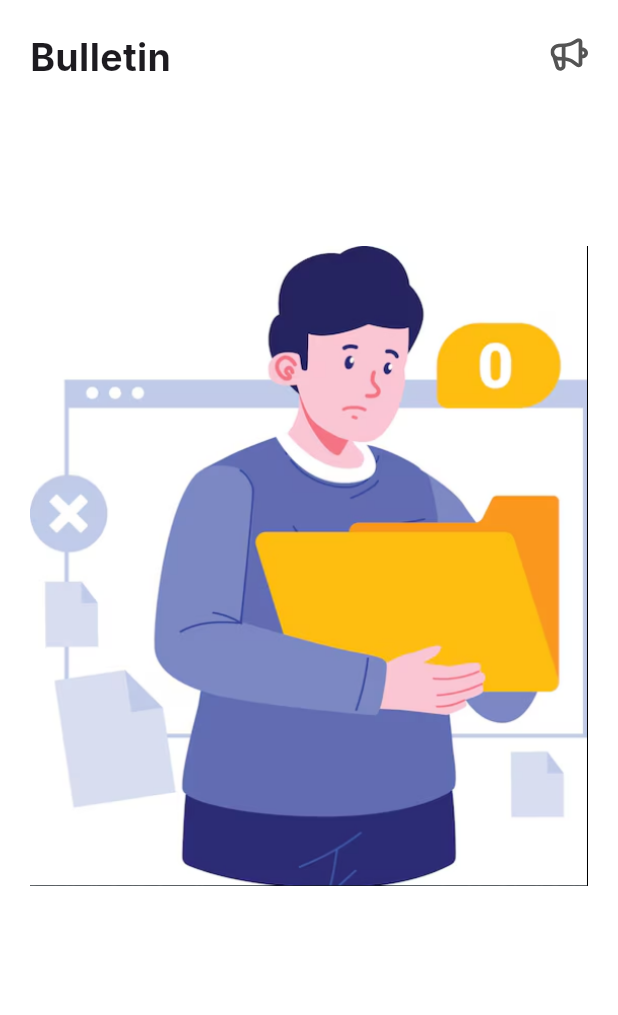
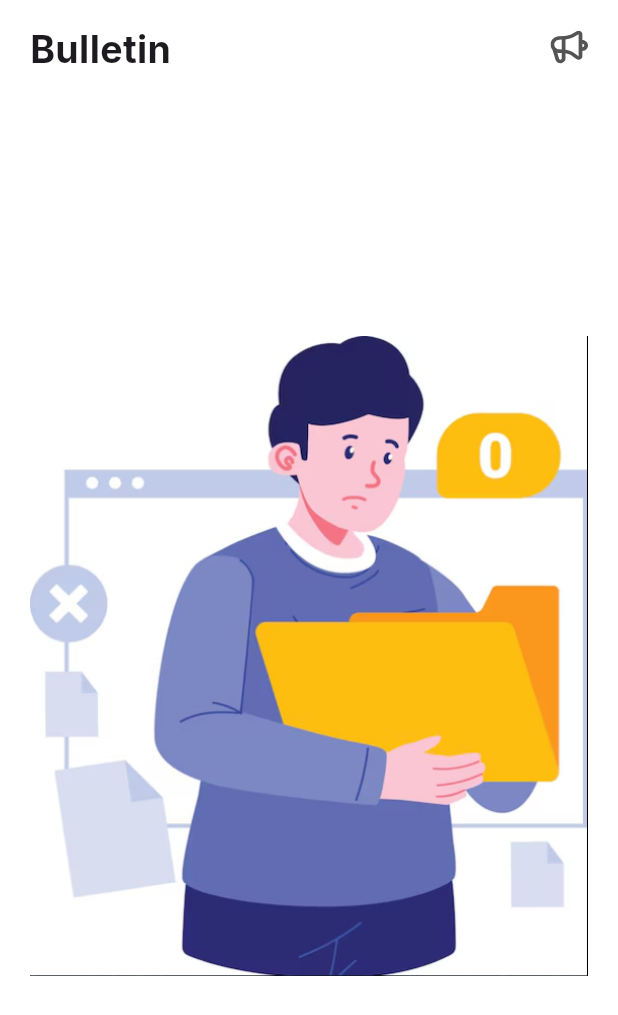
Before and after one commit to zack-04/Advocate-todo, a Flutter app: the BulletinPage screen opened directly, on a phone screen of 412 x 824 dp. Shown: the top 1015 px of the screen. Run offline on Flutter 3.47's test engine with Material 3 defaults, Android fonts, the phone set to English and light mode, and no system bars; our stand-ins replace device_info_plus, firebase_core, firebase_messaging, flutter_local_notifications, flutter_svg, google_fonts and 6 more; missing offline and left inert: audio_waveforms, drag_and_drop_lists, flutter_sound; accounts and stored records are empty; network calls fail.

```diff
--- a/lib/pages/bulletin_page.dart
+++ b/lib/pages/bulletin_page.dart
@@ -202,8 +202,8 @@ class _BulletinPageState extends State<BulletinPage> {
     return path;
   }
 
-  Future<void> _downloadAndSaveAudio(
-      String voiceNoteUrl, String fileName) async {
+  Future<void> _downloadAndSaveAudio(String voiceNoteUrl,
+      String fileName) async {
     try {
       final response = await http.get(Uri.parse(voiceNoteUrl));
 
@@ -233,7 +233,10 @@ class _BulletinPageState extends State<BulletinPage> {
 
     if (downloadTime != null) {
       DateTime downloadDateTime = DateTime.parse(downloadTime);
-      if (DateTime.now().difference(downloadDateTime).inHours >= 24) {
+      if (DateTime
+          .now()
+          .difference(downloadDateTime)
+          .inHours >= 24) {
         final filePath = await _getLocalFilePath(fileName);
         final file = File(filePath);
 
@@ -281,10 +284,11 @@ class _BulletinPageState extends State<BulletinPage> {
       backgroundColor: Colors.white,
       body: SafeArea(
         child: Padding(
-          padding: const EdgeInsets.symmetric(horizontal: 20, vertical: 20),
+          padding: const EdgeInsets.symmetric(horizontal: 20, vertical: 15),
           child: Column(
             crossAxisAlignment: CrossAxisAlignment.start,
             children: [
+              // Header Row (Bulletin text and horn icon)
               Row(
                 mainAxisAlignment: MainAxisAlignment.spaceBetween,
                 children: [
@@ -309,43 +313,45 @@ class _BulletinPageState extends State<BulletinPage> {
                 ],
               ),
               const SizedBox(height: 15),
-              isLoading
-                  ? const Center(child: CircularProgressIndicator())
-                  : bulletinData.isEmpty
-                  ? Expanded(
-                  child: Image.asset(
-                    'assets/images/no_bulletin.png',
-                    fit: BoxFit.contain,
-                    height: MediaQuery.of(context).size.height * 0.4,
-                  ))
-                  : Expanded(
-                child: RefreshIndicator(
+
+              // Scrollable Content
+              Expanded(
+                child: isLoading
+                    ? const Center(child: CircularProgressIndicator())
+                    : bulletinData.isEmpty
+                    ? Image.asset(
+                  'assets/images/no_bulletin.png',
+                  fit: BoxFit.contain,
+                  height: MediaQuery
+                      .of(context)
+                      .size
+                      .height * 0.4,
+                )
+                    : RefreshIndicator(
                   backgroundColor: Colors.white,
                   color: Colors.black,
                   onRefresh: _handleRefresh,
                   child: ListView.builder(
                     controller: _scrollController,
-                    physics:
-                    const AlwaysScrollableScrollPhysics(), // Ensure list can scroll
+                    physics: const AlwaysScrollableScrollPhysics(),
                     itemCount: bulletinData.length,
                     itemBuilder: (context, index) {
                       final item = bulletinData[index];
                       final isVoiceNote = item['type'] == 'Voice';
                       final voiceNoteUrl = item['voice_note_file'];
-                      final fileName = voiceNoteUrl?.split('/').last;
+                      final fileName = voiceNoteUrl
+                          ?.split('/')
+                          .last;
 
                       return CustomContainer(
-                        creatorName:
-                        item['creator_name'] ?? 'Unknown',
+                        creatorName: item['creator_name'] ?? 'Unknown',
                         updatedTime: item['updated_time'] ?? 'N/A',
                         bulletinContent: isVoiceNote
                             ? ''
                             : item['bulletin_content'] ?? '',
                         bulletinType: item['type'] ?? 'Text',
-                        taggedUsers:
-                        List<String>.from(item['users'] ?? []),
-                        extraWidget: isVoiceNote &&
-                            voiceNoteUrl != null
+                        taggedUsers: List<String>.from(item['users'] ?? []),
+                        extraWidget: isVoiceNote && voiceNoteUrl != null
                             ? Row(
                           children: [
                             IconButton(
@@ -353,8 +359,7 @@ class _BulletinPageState extends State<BulletinPage> {
                                 playingVoiceNote == voiceNoteUrl
                                     ? Icons.pause
                                     : Icons.play_arrow,
-                                color: playingVoiceNote ==
-                                    voiceNoteUrl
+                                color: playingVoiceNote == voiceNoteUrl
                                     ? Colors.green
                                     : Colors.red,
                               ),
@@ -363,36 +368,31 @@ class _BulletinPageState extends State<BulletinPage> {
                                     voiceNoteUrl, fileName!);
                               },
                             ),
-                            if (playingVoiceNote ==
-                                voiceNoteUrl)
+                            if (playingVoiceNote == voiceNoteUrl)
                               Expanded(
                                 child: AudioFileWaveforms(
                                   size: Size(
-                                    MediaQuery.of(context)
+                                    MediaQuery
+                                        .of(context)
                                         .size
                                         .width *
                                         0.6,
                                     40,
                                   ),
-                                  playerController:
-                                  playerController,
+                                  playerController: playerController,
                                   waveformType:
                                   WaveformType.fitWidth,
                                   playerWaveStyle:
                                   const PlayerWaveStyle(
-                                    fixedWaveColor:
-                                    Color(0xFF545454),
-                                    liveWaveColor:
-                                    Color(0xFF545454),
+                                    fixedWaveColor: Color(0xFF545454),
+                                    liveWaveColor: Color(0xFF545454),
                                   ),
                                 ),
                               ),
                             const SizedBox(width: 10),
-                            if (playingVoiceNote ==
-                                voiceNoteUrl)
+                            if (playingVoiceNote == voiceNoteUrl)
                               Text(
-                                _formatDuration(
-                                    playbackDuration),
+                                _formatDuration(playbackDuration),
                               ),
                           ],
                         )
@@ -402,7 +402,6 @@ class _BulletinPageState extends State<BulletinPage> {
                   ),
                 ),
               ),
-              const SizedBox(height: 120),
             ],
           ),
         ),
```
